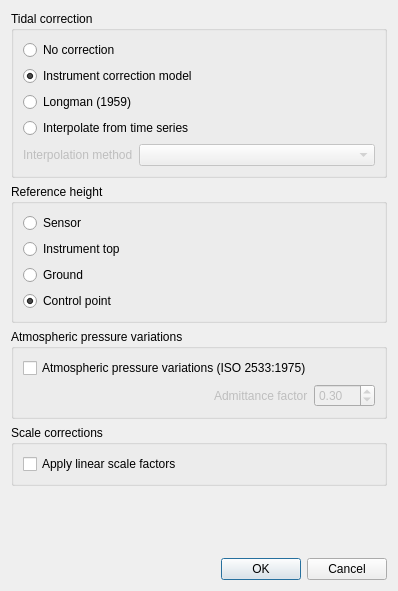
The window that gravtools/gui/dialog_corrections.ui (ahellers/GravTools) describes before a commit, drawn with Qt 5.
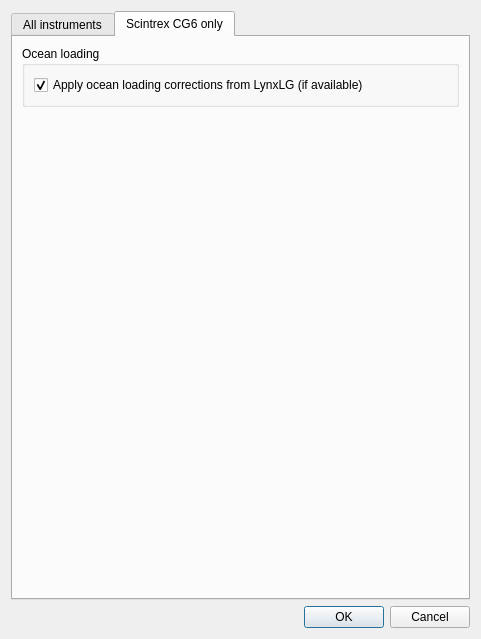
The same window after the commit. The open tabs and pages were chosen to show the change.

Commit message: Added GUI dialog fpr loading CG6 observation files. Loading CG6 observation files issed by LynxLG is now possible. The CG6 observations are handled analog to CG5 observations at the moment.

What changed in the file:
```diff
--- a/gravtools/gui/dialog_corrections.ui
+++ b/gravtools/gui/dialog_corrections.ui
@@ -6,13 +6,23 @@
    <rect>
     <x>0</x>
     <y>0</y>
-    <width>398</width>
-    <height>591</height>
+    <width>481</width>
+    <height>639</height>
    </rect>
   </property>
   <property name="windowTitle">
    <string>Corrections</string>
   </property>
+  <layout class="QVBoxLayout" name="verticalLayout_8">
+   <item>
+    <widget class="QTabWidget" name="tabWidget">
+     <property name="currentIndex">
+      <number>0</number>
+     </property>
+     <widget class="QWidget" name="tab_all_instruments">
+      <attribute name="title">
+       <string>All instruments</string>
+      </attribute>
   <layout class="QVBoxLayout" name="verticalLayout_7">
    <item>
     <widget class="QGroupBox" name="groupBox_corrections_tides">
@@ -295,6 +305,52 @@
       </size>
      </property>
     </spacer>
+       </item>
+      </layout>
+     </widget>
+     <widget class="QWidget" name="tab_cg6_only">
+      <attribute name="title">
+       <string>Scintrex CG6 only</string>
+      </attribute>
+      <layout class="QVBoxLayout" name="verticalLayout_10">
+       <item>
+        <widget class="QGroupBox" name="groupBox_ocean_loading">
+         <property name="title">
+          <string>Ocean loading</string>
+         </property>
+         <layout class="QVBoxLayout" name="verticalLayout_9">
+          <item>
+           <widget class="QCheckBox" name="checkBox_apply_ocean_loading_lynxlg">
+            <property name="toolTip">
+             <string>&lt;html&gt;&lt;head/&gt;&lt;body&gt;&lt;p&gt;Correct the observations for ocean loading effects based on the correction provided by LynxLG (tablet). &lt;/p&gt;&lt;/body&gt;&lt;/html&gt;</string>
+            </property>
+            <property name="text">
+             <string>Apply ocean loading corrections from LynxLG (if available)</string>
+            </property>
+            <property name="checked">
+             <bool>true</bool>
+            </property>
+           </widget>
+          </item>
+         </layout>
+        </widget>
+       </item>
+       <item>
+        <spacer name="verticalSpacer_2">
+         <property name="orientation">
+          <enum>Qt::Vertical</enum>
+         </property>
+         <property name="sizeHint" stdset="0">
+          <size>
+           <width>20</width>
+           <height>465</height>
+          </size>
+         </property>
+        </spacer>
+       </item>
+      </layout>
+     </widget>
+    </widget>
    </item>
    <item>
     <widget class="QDialogButtonBox" name="buttonBox">
```
Lines whose indentation alone changed are shown as unchanged. The commit also changes 12 other files.
